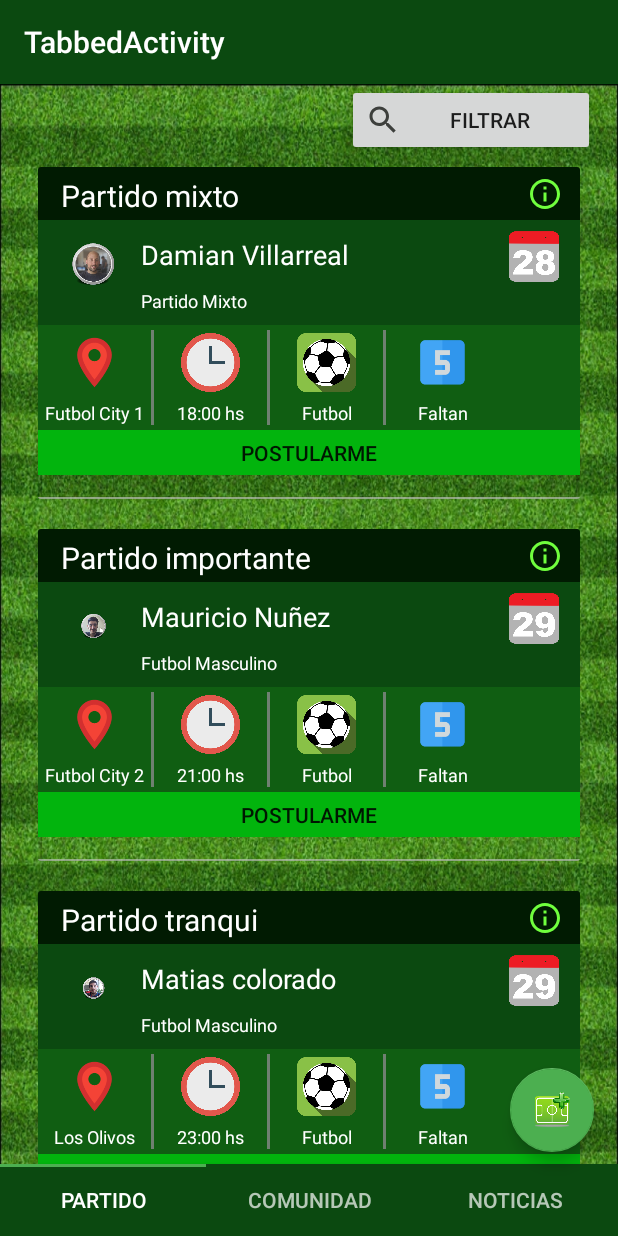
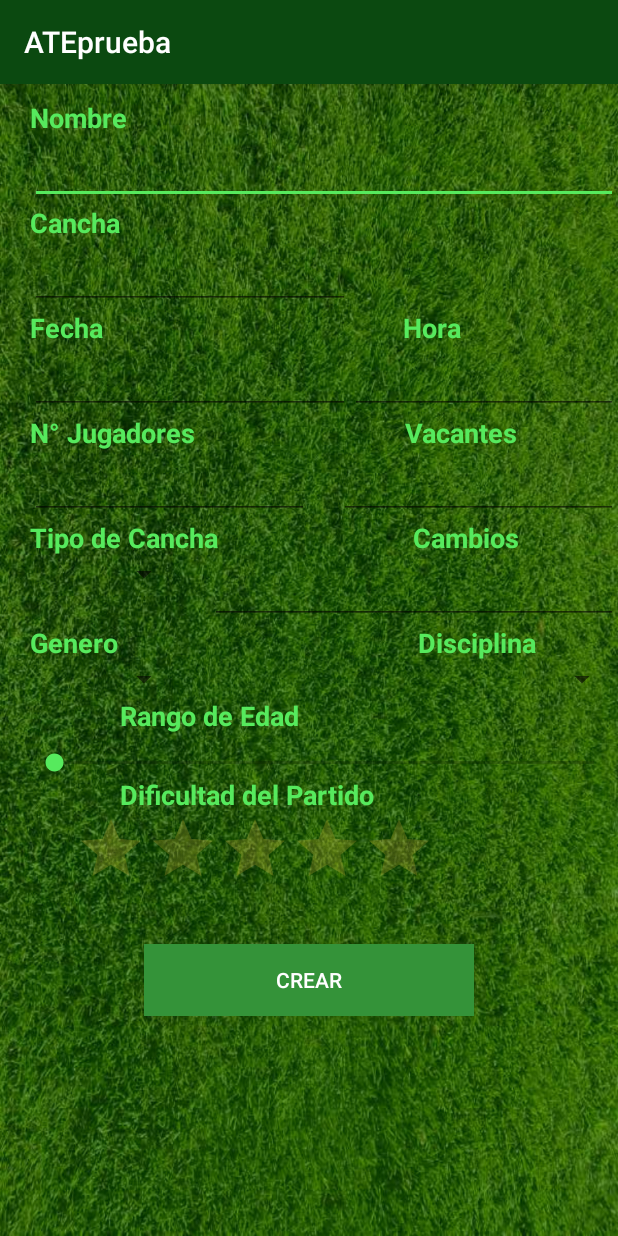
Before and after one commit to maury07/ATEprueba, an Android app: the PartidoFragment screen opened directly, with no data from a screen before it, after a tap on an icon or button, on a phone screen of 412 x 824 dp. Run offline under Robolectric (Android 15) with nearby library versions, the phone set to English and light mode, and no system bars.

Commit message:
Agregue Activity para Crear Nuevo Partido (el boton no guarda datos, solo se redirige al Home de las pestañas) En el recycler view el boton INFO muestra la hora y la ubicacion del partido en un Toast, y el boton POSTULARME solo muestra otro Toast

```diff
--- a/app/src/main/java/com/example/ateprueba/Adapters/RecyclerViewAdaptadorPartido.java
+++ b/app/src/main/java/com/example/ateprueba/Adapters/RecyclerViewAdaptadorPartido.java
@@ -1,10 +1,13 @@
 package com.example.ateprueba.Adapters;
 
+import android.content.Context;
 import android.view.LayoutInflater;
 import android.view.View;
 import android.view.ViewGroup;
+import android.widget.Button;
 import android.widget.ImageView;
 import android.widget.TextView;
+import android.widget.Toast;
 
 import androidx.annotation.NonNull;
 import androidx.recyclerview.widget.RecyclerView;
@@ -16,12 +19,16 @@ import java.util.List;
 
 public class RecyclerViewAdaptadorPartido extends RecyclerView.Adapter<RecyclerViewAdaptadorPartido.ViewHolder> {
 
-    public static class ViewHolder extends RecyclerView.ViewHolder{
+
+    public static class ViewHolder extends RecyclerView.ViewHolder implements View.OnClickListener {
         private TextView tituloPartido, nombrePerfil, tipoPartido, ubicacion, hora, disciplina;
         ImageView imgPerfilPartido, imgDiaCalendario, imgUbicacion, imgHora, imgDisciplina, imgFaltan;
+        Button postularse, informacion;
+        Context context;
 
         public ViewHolder(@NonNull View itemView) {
             super(itemView);
+            context = itemView.getContext();
             tituloPartido = (TextView)itemView.findViewById(R.id.tvTituloPartido);
             nombrePerfil = (TextView)itemView.findViewById(R.id.tvPerfil);
             tipoPartido = (TextView)itemView.findViewById(R.id.tvTipoPartido);
@@ -34,7 +41,27 @@ public class RecyclerViewAdaptadorPartido extends RecyclerView.Adapter<RecyclerV
             ubicacion = (TextView)itemView.findViewById(R.id.tv_ubicacion);
             hora = (TextView)itemView.findViewById(R.id.tv_hora);
             disciplina = (TextView)itemView.findViewById(R.id.tv_disciplina);
+            postularse = (Button)itemView.findViewById(R.id.btnPostularme);
+            informacion = (Button)itemView.findViewById(R.id.btnInfo);
+        }
 
+        public void setOnClickListeners() {
+            postularse.setOnClickListener(this);
+            informacion.setOnClickListener(this);
+        }
+
+        @Override
+        public void onClick(View v) {
+            switch (v.getId()){
+                case R.id.btnPostularme:
+                    Toast.makeText(v.getContext(), "Postularme",Toast.LENGTH_SHORT).show();
+                    break;
+                case R.id.btnInfo:
+                    Toast.makeText(v.getContext(), "Partido en "+ubicacion.getText()+ ", a las "+hora.getText(),Toast.LENGTH_SHORT).show();
+                    break;
+                default:
+                    throw new IllegalStateException("Unexpected value: " + v.getId());
+            }
         }
     }
 
@@ -49,6 +76,7 @@ public class RecyclerViewAdaptadorPartido extends RecyclerView.Adapter<RecyclerV
     public ViewHolder onCreateViewHolder(@NonNull ViewGroup parent, int viewType) {
         View view = LayoutInflater.from(parent.getContext()).inflate(R.layout.item_partido,parent,false);
         ViewHolder viewHolder = new ViewHolder(view);
+
         return viewHolder;
     }
 
@@ -66,12 +94,14 @@ public class RecyclerViewAdaptadorPartido extends RecyclerView.Adapter<RecyclerV
         holder.ubicacion.setText(listaPartido.get(position).getUbicacion());
         holder.hora.setText(listaPartido.get(position).getHora());
         holder.disciplina.setText(listaPartido.get(position).getDisciplina());
+
+        //eventos
+        holder.setOnClickListeners();
     }
-
-
 
     @Override
     public int getItemCount() {
         return listaPartido.size();
     }
+
 }
--- /dev/null
+++ b/app/src/main/java/com/example/ateprueba/CrearPartidoActivity.java
@@ -0,0 +1,33 @@
+package com.example.ateprueba;
+
+import androidx.appcompat.app.AppCompatActivity;
+
+import android.content.Intent;
+import android.os.Bundle;
+import android.view.View;
+import android.widget.Button;
+import android.widget.EditText;
+import android.widget.TextView;
+import android.widget.Toast;
+
+public class CrearPartidoActivity extends AppCompatActivity {
+    TextView tituloPartido_txt, cancha_txt, fecha_txt, hora_txt, nroJug_txt, vacantes_txt, tipoCancha_txt, cambios_txt, genero_txt, disciplina_txt, rangoEdad_txt, dificultad_txt;
+    EditText titulo, cancha, fecha, hora, nroJug, vacantes, tipoCancha, cambios, genero, disciplina, rangoEdad, dificultad;
+    Button crearPartido;
+
+    @Override
+    protected void onCreate(Bundle savedInstanceState) {
+        super.onCreate(savedInstanceState);
+        setContentView(R.layout.activity_crear_partido);
+
+        crearPartido = (Button)findViewById(R.id.btnCrearPartido);
+        crearPartido.setOnClickListener(new View.OnClickListener() {
+            @Override
+            public void onClick(View v) {
+                Toast.makeText(getApplicationContext(), "Se ha creado un nuevo partido", Toast.LENGTH_SHORT).show();
+                Intent i = new Intent(CrearPartidoActivity.this, TabbedActivity.class);
+                startActivity(i);
+            }
+        });
+    }
+}
--- a/app/src/main/java/com/example/ateprueba/TabbedActivity.java
+++ b/app/src/main/java/com/example/ateprueba/TabbedActivity.java
@@ -1,5 +1,6 @@
 package com.example.ateprueba;
 
+import android.content.Intent;
 import android.os.Bundle;
 
 import com.example.ateprueba.ui.main.SectionsPagerAdapter;
@@ -32,7 +33,8 @@ public class TabbedActivity extends AppCompatActivity {
             public void onClick(View view) {
                 /*Snackbar.make(view, "Replace with your own action", Snackbar.LENGTH_LONG)
                         .setAction("Action", null).show();*/
-
+                Intent i = new Intent(getApplicationContext(), CrearPartidoActivity.class);
+                startActivity(i);
             }
         });
 
--- a/app/src/main/java/com/example/ateprueba/fragments/PartidoFragment.java
+++ b/app/src/main/java/com/example/ateprueba/fragments/PartidoFragment.java
@@ -9,6 +9,8 @@ import androidx.recyclerview.widget.RecyclerView;
 import android.view.LayoutInflater;
 import android.view.View;
 import android.view.ViewGroup;
+import android.widget.Button;
+import android.widget.Toast;
 
 import com.example.ateprueba.Models.PartidoModelo;
 import com.example.ateprueba.R;
@@ -22,19 +24,22 @@ public class PartidoFragment extends Fragment {
     RecyclerView recyclerViewPartido;
     RecyclerViewAdaptadorPartido adaptadorPartido;
     private FloatingActionButton fab;
+    Button postularse;
+    List<PartidoModelo> lista;
 
     @Override
     public View onCreateView(LayoutInflater inflater, ViewGroup container,
                              Bundle savedInstanceState) {
         // Inflate the layout for this fragment
-        View view = inflater.inflate(R.layout.fragment_partido, container, false);
+        final View view = inflater.inflate(R.layout.fragment_partido, container, false);
 
         recyclerViewPartido = (RecyclerView)view.findViewById(R.id.recyclerPartido);
         recyclerViewPartido.setLayoutManager(new LinearLayoutManager(getContext()));
 
-        adaptadorPartido = new RecyclerViewAdaptadorPartido(obtenerPartidos());
+        lista = obtenerPartidos();
+
+        adaptadorPartido = new RecyclerViewAdaptadorPartido(lista);
         recyclerViewPartido.setAdapter(adaptadorPartido);
-
 
         return view;
     }
--- /dev/null
+++ b/app/src/main/res/drawable/ic_location2.xml
@@ -0,0 +1,9 @@
+<vector xmlns:android="http://schemas.android.com/apk/res/android"
+        android:width="24dp"
+        android:height="24dp"
+        android:viewportWidth="24.0"
+        android:viewportHeight="24.0">
+    <path
+        android:fillColor="#FF000000"
+        android:pathData="M12,8c-2.21,0 -4,1.79 -4,4s1.79,4 4,4 4,-1.79 4,-4 -1.79,-4 -4,-4zM20.94,11c-0.46,-4.17 -3.77,-7.48 -7.94,-7.94L13,1h-2v2.06C6.83,3.52 3.52,6.83 3.06,11L1,11v2h2.06c0.46,4.17 3.77,7.48 7.94,7.94L11,23h2v-2.06c4.17,-0.46 7.48,-3.77 7.94,-7.94L23,13v-2h-2.06zM12,19c-3.87,0 -7,-3.13 -7,-7s3.13,-7 7,-7 7,3.13 7,7 -3.13,7 -7,7z"/>
+</vector>
--- /dev/null
+++ b/app/src/main/res/layout/activity_crear_partido.xml
@@ -0,0 +1,324 @@
+<?xml version="1.0" encoding="utf-8"?>
+<androidx.constraintlayout.widget.ConstraintLayout xmlns:android="http://schemas.android.com/apk/res/android"
+    xmlns:app="http://schemas.android.com/apk/res-auto"
+    xmlns:tools="http://schemas.android.com/tools"
+    android:layout_width="match_parent"
+    android:layout_height="match_parent"
+    tools:context=".CrearPartidoActivity"
+    android:background="@drawable/fondo_cesped">
+
+    <ScrollView
+        android:layout_width="match_parent"
+        android:layout_height="match_parent">
+
+        <LinearLayout
+            android:layout_width="match_parent"
+            android:layout_height="wrap_content"
+            android:orientation="vertical">
+
+            <TextView
+                android:id="@+id/tvNombrePartido"
+                android:layout_width="match_parent"
+                android:layout_height="wrap_content"
+                android:layout_marginLeft="20dp"
+                android:layout_marginTop="10dp"
+                android:text="Nombre"
+                android:textColor="@color/colorAccent"
+                android:textSize="18sp"
+                android:textStyle="bold" />
+
+            <EditText
+                android:id="@+id/etNombrePartido"
+                android:layout_width="match_parent"
+                android:layout_height="wrap_content"
+                android:layout_marginLeft="20dp"
+                android:ems="10"
+                android:inputType="textPersonName"
+                android:textColor="#fff" />
+
+            <TextView
+                android:id="@+id/tvNombreCancha"
+                android:layout_width="wrap_content"
+                android:layout_height="wrap_content"
+                android:layout_marginLeft="20dp"
+                android:text="Cancha"
+                android:textColor="@color/colorAccent"
+                android:textSize="18sp"
+                android:textStyle="bold" />
+
+            <EditText
+                android:id="@+id/etNombreCancha"
+                android:layout_width="wrap_content"
+                android:layout_height="wrap_content"
+                android:layout_marginLeft="20dp"
+                android:ems="10"
+                android:inputType="textPersonName"
+                android:textColor="#fff" />
+
+            <!-- Titulo Fecha y Hora del partido -->
+
+            <LinearLayout
+                android:id="@+id/linearFechaHoraTxt"
+                android:layout_width="match_parent"
+                android:layout_height="match_parent"
+                android:orientation="horizontal">
+
+                <TextView
+                    android:id="@+id/tvFechaPartido"
+                    android:layout_width="wrap_content"
+                    android:layout_height="wrap_content"
+                    android:layout_marginLeft="20dp"
+                    android:text="Fecha"
+                    android:textColor="@color/colorAccent"
+                    android:textSize="18sp"
+                    android:textStyle="bold" />
+
+                <TextView
+                    android:id="@+id/tvHora"
+                    android:layout_width="wrap_content"
+                    android:layout_height="wrap_content"
+                    android:layout_marginLeft="200dp"
+                    android:layout_weight="1"
+                    android:text="Hora"
+                    android:textColor="@color/colorAccent"
+                    android:textSize="18sp"
+                    android:textStyle="bold" />
+            </LinearLayout>
+
+            <!-- EditText de Fecha y Hora del partido -->
+            <LinearLayout
+                android:id="@+id/linearFechaHoraEdit"
+                android:layout_width="match_parent"
+                android:layout_height="match_parent"
+                android:orientation="horizontal">
+
+                <EditText
+                    android:id="@+id/etFechaPartido"
+                    android:layout_width="wrap_content"
+                    android:layout_height="wrap_content"
+                    android:layout_marginLeft="20dp"
+                    android:ems="10"
+                    android:inputType="date"
+                    android:textColor="#fff"/>
+
+                <EditText
+                    android:id="@+id/etHoraPartido"
+                    android:layout_width="wrap_content"
+                    android:layout_height="wrap_content"
+                    android:layout_weight="1"
+                    android:ems="10"
+                    android:inputType="time"
+                    android:textColor="#fff"/>
+            </LinearLayout>
+
+            <!-- Titulos N° Jugadores y Vacantes disponibles para el partido -->
+            <LinearLayout
+                android:id="@+id/linearJugVacantesTxt"
+                android:layout_width="match_parent"
+                android:layout_height="match_parent"
+                android:orientation="horizontal">
+
+                <TextView
+                    android:id="@+id/tvTipoCanch"
+                    android:layout_width="wrap_content"
+                    android:layout_height="wrap_content"
+                    android:layout_marginLeft="20dp"
+                    android:text="N° Jugadores"
+                    android:textColor="@color/colorAccent"
+                    android:textSize="18sp"
+                    android:textStyle="bold" />
+
+                <TextView
+                    android:id="@+id/tvVacantes"
+                    android:layout_width="wrap_content"
+                    android:layout_height="wrap_content"
+                    android:layout_marginLeft="140dp"
+                    android:layout_weight="1"
+                    android:text="Vacantes"
+                    android:textColor="@color/colorAccent"
+                    android:textSize="18sp"
+                    android:textStyle="bold" />
+
+            </LinearLayout>
+
+            <!-- EditText de N° Jugadores y Vacantes -->
+            <LinearLayout
+                android:id="@+id/linearJugVacEdit"
+                android:layout_width="match_parent"
+                android:layout_height="match_parent"
+                android:orientation="horizontal">
+
+                <EditText
+                    android:id="@+id/etNroJugadores"
+                    android:layout_width="wrap_content"
+                    android:layout_height="wrap_content"
+                    android:layout_marginLeft="20dp"
+                    android:layout_weight="1"
+                    android:ems="10"
+                    android:inputType="number"
+                    android:textColor="#fff"/>
+
+                <EditText
+                    android:id="@+id/etVacantes"
+                    android:layout_width="wrap_content"
+                    android:layout_height="wrap_content"
+                    android:layout_marginLeft="20dp"
+                    android:layout_weight="1"
+                    android:ems="10"
+                    android:inputType="number"
+                    android:textColor="#fff"/>
+            </LinearLayout>
+
+            <!-- Titulo Tipo de cancha y Cambios-->
+            <LinearLayout
+                android:id="@+id/linearTipoCancha_Cambios"
+                android:layout_width="match_parent"
+                android:layout_height="match_parent"
+                android:orientation="horizontal">
+
+                <TextView
+                    android:id="@+id/tvTipoCancha"
+                    android:layout_width="wrap_content"
+                    android:layout_height="wrap_content"
+                    android:layout_marginLeft="20dp"
+                    android:text="Tipo de Cancha"
+                    android:textColor="@color/colorAccent"
+                    android:textSize="18sp"
+                    android:textStyle="bold" />
+
+                <TextView
+                    android:id="@+id/tvCambios"
+                    android:layout_width="wrap_content"
+                    android:layout_height="wrap_content"
+                    android:layout_marginLeft="130dp"
+                    android:layout_weight="1"
+                    android:text="Cambios"
+                    android:textColor="@color/colorAccent"
+                    android:textSize="18sp"
+                    android:textStyle="bold" />
+
+            </LinearLayout>
+
+            <!-- Edit Text Tipo de Cancha y Cambios -->
+            <LinearLayout
+                android:id="@+id/linearTipoCancha_Cambios_EditText"
+                android:layout_width="match_parent"
+                android:layout_height="match_parent"
+                android:orientation="horizontal">
+
+                <Spinner
+                    android:id="@+id/spTipoCancha"
+                    android:layout_width="100dp"
+                    android:layout_height="wrap_content"
+                    android:layout_marginLeft="20dp" />
+
+                <EditText
+                    android:id="@+id/etCambios"
+                    android:layout_width="wrap_content"
+                    android:layout_height="wrap_content"
+                    android:layout_marginLeft="20dp"
+                    android:layout_weight="1"
+                    android:ems="10"
+                    android:inputType="number"
+                    android:textColor="#fff"/>
+            </LinearLayout>
+
+            <!--Titulos Genero y Disciplina-->
+            <LinearLayout
+                android:id="@+id/linearGener_Disciplina_txt"
+                android:layout_width="match_parent"
+                android:layout_height="match_parent"
+                android:orientation="horizontal">
+
+                <TextView
+                    android:id="@+id/tvGenero"
+                    android:layout_width="wrap_content"
+                    android:layout_height="wrap_content"
+                    android:layout_marginLeft="20dp"
+                    android:text="Genero"
+                    android:textColor="@color/colorAccent"
+                    android:textSize="18sp"
+                    android:textStyle="bold" />
+
+                <TextView
+                    android:id="@+id/tvDisciplina"
+                    android:layout_width="match_parent"
+                    android:layout_height="wrap_content"
+                    android:layout_marginLeft="200dp"
+                    android:text="Disciplina"
+                    android:textColor="@color/colorAccent"
+                    android:textSize="18sp"
+                    android:textStyle="bold" />
+
+            </LinearLayout>
+
+            <!--Edit Text de Genero y Disciplina -->
+            <LinearLayout
+                android:id="@+id/linearGenero_Disciplina_Edit"
+                android:layout_width="match_parent"
+                android:layout_height="match_parent"
+                android:orientation="horizontal">
+
+                <Spinner
+                    android:id="@+id/spGenero"
+                    android:layout_width="100dp"
+                    android:layout_height="wrap_content"
+                    android:layout_marginLeft="20dp" />
+
+                <Spinner
+                    android:id="@+id/spDisciplina"
+                    android:layout_width="100dp"
+                    android:layout_height="wrap_content"
+                    android:layout_marginLeft="150dp"
+                    android:layout_weight="1" />
+            </LinearLayout>
+
+            <TextView
+                android:id="@+id/tvRangoEdad"
+                android:layout_width="match_parent"
+                android:layout_height="wrap_content"
+                android:layout_marginLeft="80dp"
+                android:text="Rango de Edad"
+                android:textColor="@color/colorAccent"
+                android:textSize="18sp"
+                android:textStyle="bold" />
+
+            <SeekBar
+                android:id="@+id/sbRangoEdad"
+                android:layout_width="match_parent"
+                android:layout_height="wrap_content"
+                android:layout_marginLeft="20dp"
+                android:layout_marginTop="10dp" />
+
+            <TextView
+                android:id="@+id/tvNivelPartido"
+                android:layout_width="match_parent"
+                android:layout_height="wrap_content"
+                android:layout_marginLeft="80dp"
+                android:text="Dificultad del Partido"
+                android:textColor="@color/colorAccent"
+                android:textSize="18sp"
+                android:textStyle="bold" />
+
+            <RatingBar
+                android:id="@+id/ratingBarDificultad"
+                android:layout_width="wrap_content"
+                android:layout_height="wrap_content"
+                android:layout_marginLeft="50dp"
+                android:numStars="5"
+                android:stepSize="1"
+                android:theme="@style/RatingBar"/>
+
+            <Button
+                android:id="@+id/btnCrearPartido"
+                android:layout_width="220dp"
+                android:layout_height="wrap_content"
+                android:layout_gravity="center"
+                android:layout_marginTop="30dp"
+                android:background="#FF349339"
+                android:text="Crear"
+                android:textColor="#fff" />
+        </LinearLayout>
+    </ScrollView>
+
+</androidx.constraintlayout.widget.ConstraintLayout>
--- a/app/src/main/res/values/colors.xml
+++ b/app/src/main/res/values/colors.xml
@@ -2,5 +2,7 @@
 <resources>
     <color name="colorPrimary">#0B4910</color>
     <color name="colorPrimaryDark">#011B02</color>
-    <color name="colorAccent">#4CAF50</color>
+    <color name="colorAccent">#56EA5D</color>
+    <color name="duskYellow">#B2FDC844</color>
+    <color name="lightGrey">#FFBE00</color>
 </resources>
--- a/app/src/main/res/values/styles.xml
+++ b/app/src/main/res/values/styles.xml
@@ -13,6 +13,11 @@
         <item name="windowNoTitle">true</item>
     </style>
 
+    <style name="RatingBar" parent="Theme.AppCompat">
+        <item name="colorControlNormal">@color/duskYellow</item>
+        <item name="colorControlActivated">@color/lightGrey</item>
+    </style>
+
     <style name="AppTheme.AppBarOverlay" parent="ThemeOverlay.AppCompat.Dark.ActionBar" />
 
     <style name="AppTheme.PopupOverlay" parent="ThemeOverlay.AppCompat.Light" />
```
Also changed, not shown: app/src/main/AndroidManifest.xml (+5 -3 lines).
